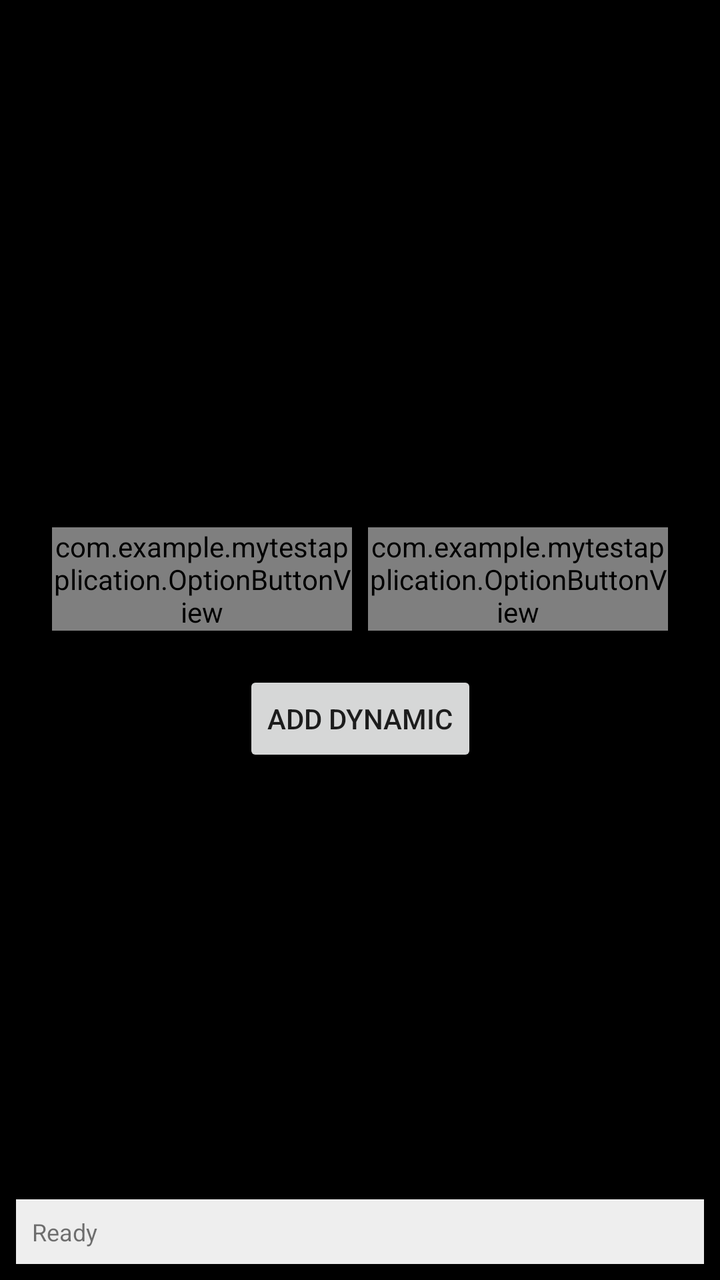
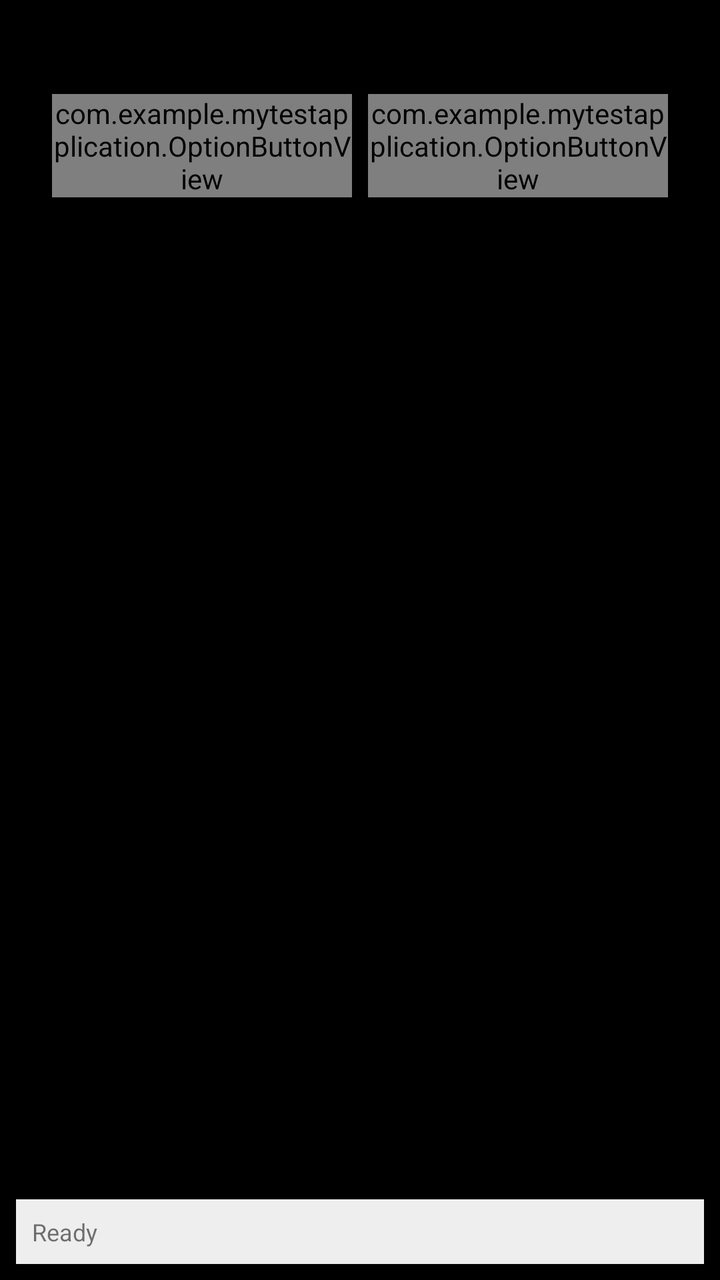

Two renders of the same Android screen: before a commit and after it. Below are the layout's source before the change and the commit's diff.
<!-- AndroidManifest.xml: activity theme Theme.MyTestApplication -->
<!-- res/layout/activity_main.xml -->
<?xml version="1.0" encoding="utf-8"?>
<androidx.constraintlayout.widget.ConstraintLayout xmlns:android="http://schemas.android.com/apk/res/android"
    xmlns:app="http://schemas.android.com/apk/res-auto"
    android:layout_width="match_parent"
    android:layout_height="match_parent"
    android:padding="8dp">

    <TextView
        android:id="@+id/tvKeyboardStatus"
        android:layout_width="wrap_content"
        android:layout_height="wrap_content"
        android:padding="8dp"
        android:text="Keyboard status: Checking..."
        android:textSize="14sp"
        android:textStyle="bold"
        app:layout_constraintEnd_toEndOf="parent"
        app:layout_constraintStart_toStartOf="parent"
        app:layout_constraintTop_toTopOf="parent" />

    <GridLayout
        android:id="@+id/optionsGrid"
        android:layout_width="wrap_content"
        android:layout_height="wrap_content"
        android:columnCount="2"
        android:useDefaultMargins="true"
        app:layout_constraintBottom_toTopOf="@+id/btnAddDynamic"
        app:layout_constraintEnd_toEndOf="parent"
        app:layout_constraintStart_toStartOf="parent"
        app:layout_constraintTop_toBottomOf="@id/tvKeyboardStatus"
        app:layout_constraintVertical_chainStyle="packed">

        <com.example.mytestapplication.OptionButtonView
            android:id="@+id/optionA"
            android:layout_width="@dimen/option_button_width"
            android:layout_height="wrap_content"
            app:optionText="OptionA"
            app:shortcutText="[F]" />

        <com.example.mytestapplication.OptionButtonView
            android:id="@+id/optionB"
            android:layout_width="@dimen/option_button_width"
            android:layout_height="wrap_content"
            app:optionText="OptionB"
            app:shortcutText="[J]" />

    </GridLayout>

    <Button
        android:id="@+id/btnAddDynamic"
        android:layout_width="wrap_content"
        android:layout_height="wrap_content"
        android:layout_marginTop="16dp"
        android:text="Add Dynamic"
        app:layout_constraintBottom_toTopOf="@id/tvStatus"
        app:layout_constraintEnd_toEndOf="parent"
        app:layout_constraintStart_toStartOf="parent"
        app:layout_constraintTop_toBottomOf="@id/optionsGrid" />

    <TextView
        android:id="@+id/tvStatus"
        android:layout_width="0dp"
        android:layout_height="wrap_content"
        android:background="#EEEEEE"
        android:padding="8dp"
        android:text="Ready"
        android:textSize="12sp"
        app:layout_constraintBottom_toBottomOf="parent"
        app:layout_constraintEnd_toEndOf="parent"
        app:layout_constraintStart_toStartOf="parent" />

</androidx.constraintlayout.widget.ConstraintLayout>
<!-- resources referenced by this layout -->
<resources>
  <dimen name="option_button_width">150dp</dimen>
  <style name="Theme.MyTestApplication" parent="Base.Theme.MyTestApplication" />
  <style name="Base.Theme.MyTestApplication" parent="Theme.AppCompat.DayNight.NoActionBar">
          
          <item name="android:windowBackground">@color/black</item>
      </style>
  <color name="black">#FF000000</color>
</resources>

<!-- the commit's change to res/layout/activity_main.xml (unified diff, before → after) -->
@@ -1,6 +1,7 @@
 <?xml version="1.0" encoding="utf-8"?>
 <androidx.constraintlayout.widget.ConstraintLayout xmlns:android="http://schemas.android.com/apk/res/android"
     xmlns:app="http://schemas.android.com/apk/res-auto"
+    xmlns:tools="http://schemas.android.com/tools"
     android:layout_width="match_parent"
     android:layout_height="match_parent"
     android:padding="8dp">
@@ -23,7 +24,6 @@
         android:layout_height="wrap_content"
         android:columnCount="2"
         android:useDefaultMargins="true"
-        app:layout_constraintBottom_toTopOf="@+id/btnAddDynamic"
         app:layout_constraintEnd_toEndOf="parent"
         app:layout_constraintStart_toStartOf="parent"
         app:layout_constraintTop_toBottomOf="@id/tvKeyboardStatus"
@@ -46,15 +46,14 @@
     </GridLayout>
 
     <Button
-        android:id="@+id/btnAddDynamic"
+        android:id="@+id/btnGoBack"
         android:layout_width="wrap_content"
         android:layout_height="wrap_content"
-        android:layout_marginTop="16dp"
-        android:text="Add Dynamic"
-        app:layout_constraintBottom_toTopOf="@id/tvStatus"
+        android:text="Go back"
+        android:visibility="gone"
         app:layout_constraintEnd_toEndOf="parent"
-        app:layout_constraintStart_toStartOf="parent"
-        app:layout_constraintTop_toBottomOf="@id/optionsGrid" />
+        tools:layout_editor_absoluteY="384dp"
+        tools:visibility="visible" />
 
     <TextView
         android:id="@+id/tvStatus"
